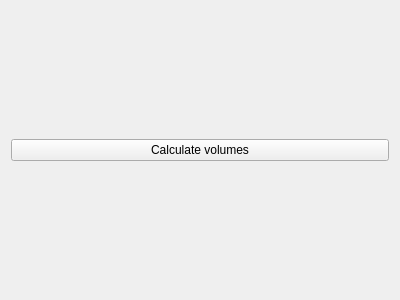
TheInterventionCentre/NorMIT-Plan, file ResectionPlanning/Resources/UI/qSlicerResectionPlanningVolumesWidget.ui: the form before one commit.
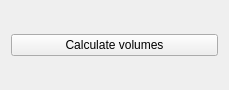
The form after the commit.

Diff of the .ui file:
```diff
--- a/ResectionPlanning/Resources/UI/qSlicerResectionPlanningVolumesWidget.ui
+++ b/ResectionPlanning/Resources/UI/qSlicerResectionPlanningVolumesWidget.ui
@@ -6,8 +6,8 @@
    <rect>
     <x>0</x>
     <y>0</y>
-    <width>400</width>
-    <height>300</height>
+    <width>229</width>
+    <height>90</height>
    </rect>
   </property>
   <property name="windowTitle">
```
